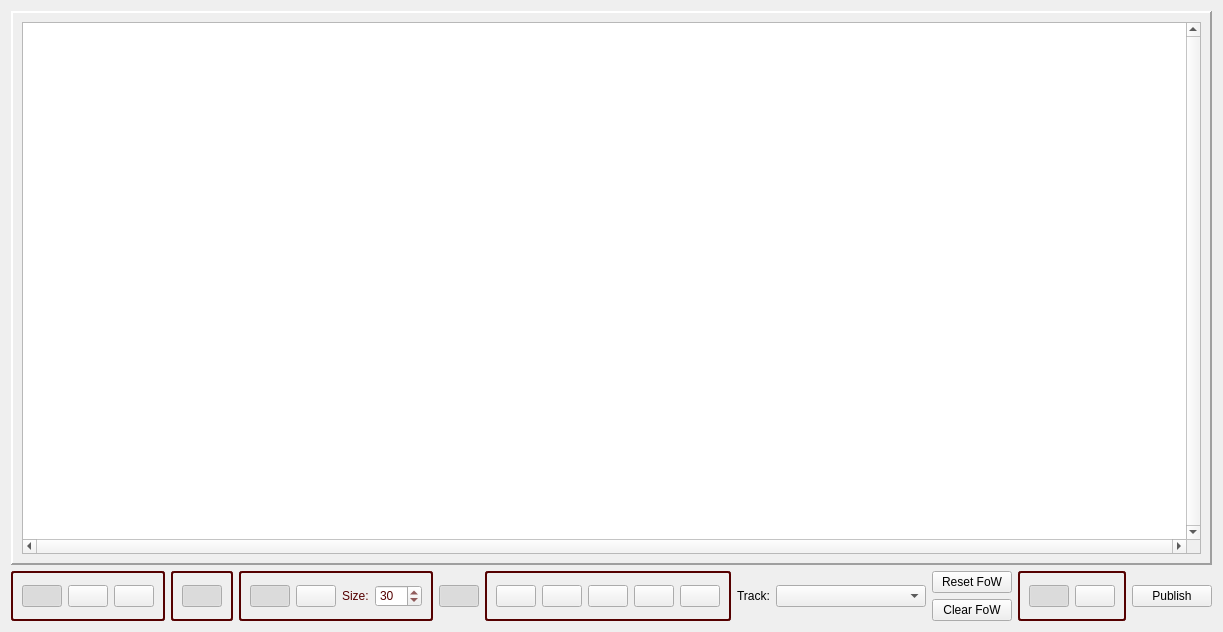
Before: the Qt Designer form DMHelper/src/mapframe.ui in MMetze/DMHelper, drawn with Qt 5.
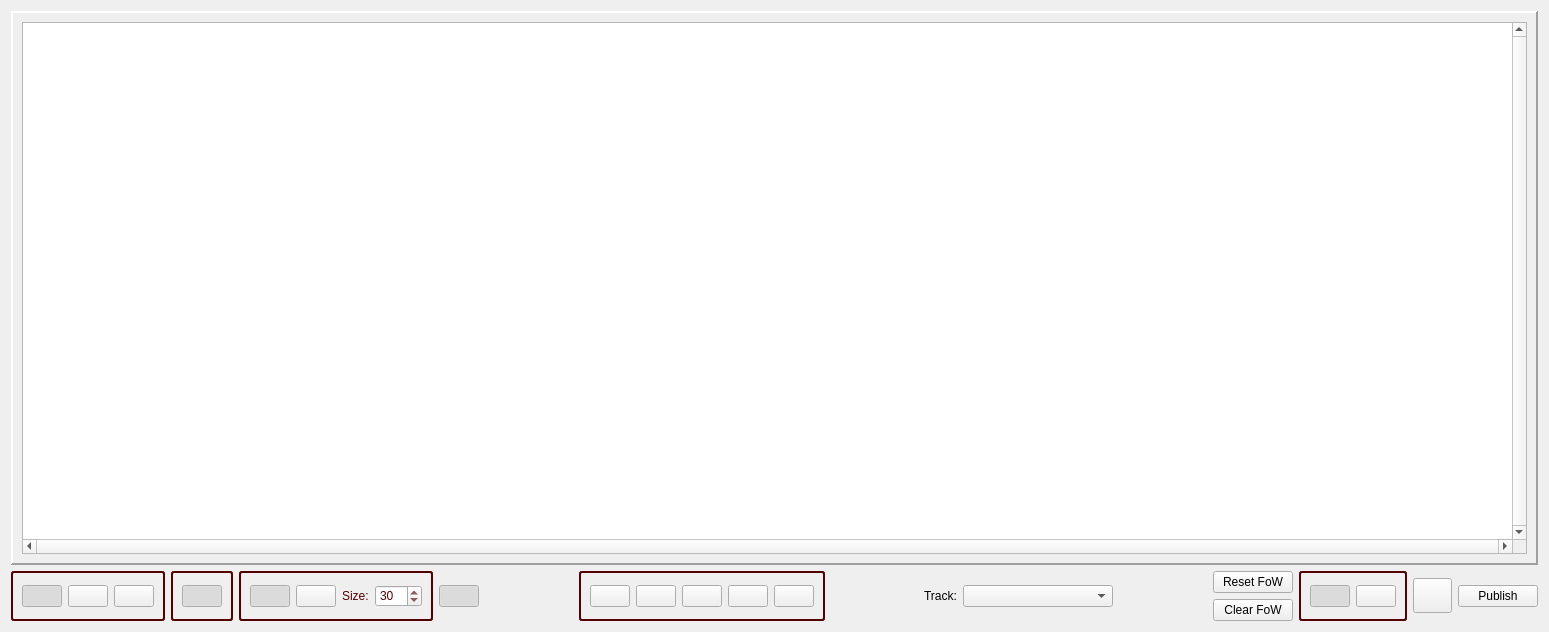
After: the same form once the commit is applied. Icons and pictures are not drawn. Custom widgets are drawn as their Qt base class.

Patch:
```diff
--- a/DMHelper/src/mapframe.ui
+++ b/DMHelper/src/mapframe.ui
@@ -6,7 +6,7 @@
    <rect>
     <x>0</x>
     <y>0</y>
-    <width>1189</width>
+    <width>1549</width>
     <height>632</height>
    </rect>
   </property>
@@ -574,6 +574,31 @@
        </layout>
       </widget>
      </item>
+     <item>
+      <widget class="ColorPushButton" name="btnColor">
+       <property name="sizePolicy">
+        <sizepolicy hsizetype="Fixed" vsizetype="Fixed">
+         <horstretch>0</horstretch>
+         <verstretch>0</verstretch>
+        </sizepolicy>
+       </property>
+       <property name="minimumSize">
+        <size>
+         <width>39</width>
+         <height>35</height>
+        </size>
+       </property>
+       <property name="maximumSize">
+        <size>
+         <width>39</width>
+         <height>35</height>
+        </size>
+       </property>
+       <property name="text">
+        <string/>
+       </property>
+      </widget>
+     </item>
      <item>
       <widget class="QPushButton" name="btnPublish">
        <property name="text">
@@ -585,6 +610,13 @@
    </item>
   </layout>
  </widget>
+ <customwidgets>
+  <customwidget>
+   <class>ColorPushButton</class>
+   <extends>QPushButton</extends>
+   <header>colorpushbutton.h</header>
+  </customwidget>
+ </customwidgets>
  <resources>
   <include location="resources.qrc"/>
  </resources>
```
Left out of the diff: 2 changed lines with no effect on the pictures.
